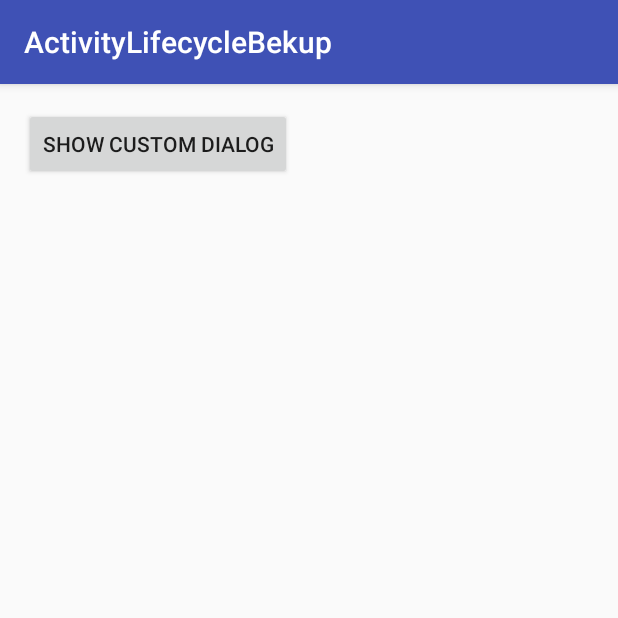
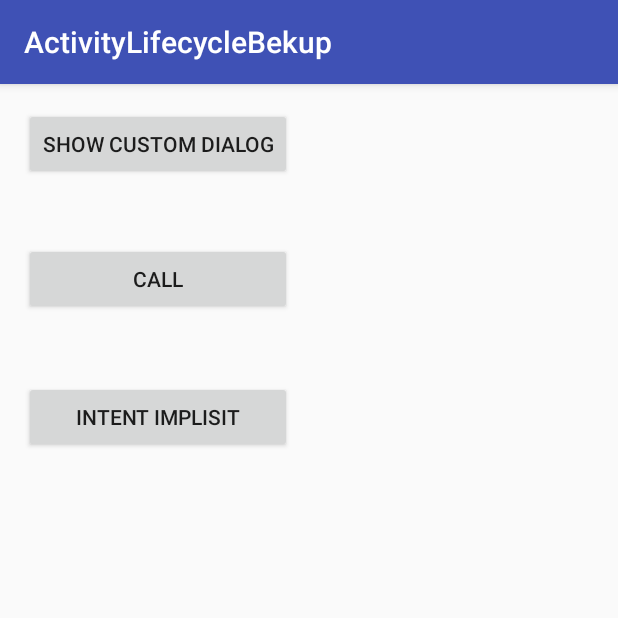
Before and after one commit to iqbal09/ActivityLifecycle, an Android app: the screen it shows after launch (MainActivity), on a phone screen of 412 x 824 dp, the top half of it. Run offline under Robolectric (Android 15) with nearby library versions, the phone set to English and light mode, and no system bars.

Commit message:
untuk dipelajari di rumah

```diff
--- a/Proyek/app/src/main/AndroidManifest.xml
+++ b/Proyek/app/src/main/AndroidManifest.xml
@@ -1,6 +1,9 @@
 <?xml version="1.0" encoding="utf-8"?>
 <manifest xmlns:android="http://schemas.android.com/apk/res/android"
     package="com.activity.lifecycle">
+
+    <uses-permission android:name="android.permission.CALL_PHONE" />
+    <uses-permission android:name="android.permission.INTERNET" />
 
     <application
         android:allowBackup="true"
@@ -15,6 +18,7 @@
                 <category android:name="android.intent.category.LAUNCHER" />
             </intent-filter>
         </activity>
+        <activity android:name=".ActivityKedua"></activity>
     </application>
 
 </manifest>
--- a/Proyek/app/src/main/java/com/activity/lifecycle/MainActivity.java
+++ b/Proyek/app/src/main/java/com/activity/lifecycle/MainActivity.java
@@ -1,6 +1,8 @@
 package com.activity.lifecycle;
 
 import android.app.Dialog;
+import android.content.Intent;
+import android.net.Uri;
 import android.support.v7.app.AppCompatActivity;
 import android.os.Bundle;
 import android.util.Log;
@@ -11,7 +13,7 @@ import android.widget.TextView;
 
 public class MainActivity extends AppCompatActivity {
 
-    private Button button;
+    private Button button, buttonCall, buttonImplisit;
 
 
     @Override
@@ -19,6 +21,28 @@ public class MainActivity extends AppCompatActivity {
         super.onCreate(savedInstanceState);
         setContentView(R.layout.activity_main);
         Log.d("Actictivity", " Metode Create Dijalankan ");
+
+        buttonCall = (Button)findViewById(R.id.buttonCall);
+        buttonImplisit = (Button)findViewById(R.id.buttonImplisit);
+
+        buttonCall.setOnClickListener(new View.OnClickListener() {
+            @Override
+            public void onClick(View arg0) {
+//                Intent intent = new Intent(Intent.ACTION_CALL, Uri.parse("tel:" + "081265558638"));
+//                startActivity(intent);
+                Intent browserIntent = new Intent(Intent.ACTION_VIEW,
+                                        Uri.parse("http://www.kapanlagi.com"));
+                startActivity(browserIntent);
+            }
+        });
+
+        buttonImplisit.setOnClickListener(new View.OnClickListener() {
+            @Override
+            public void onClick(View arg0) {
+               Intent xyz = new Intent(MainActivity.this, ActivityKedua.class);
+               startActivity(xyz);
+            }
+        });
 
 
         button = (Button)findViewById(R.id.buttonShowCustomDialog);
@@ -57,6 +81,9 @@ public class MainActivity extends AppCompatActivity {
 
             }
         });
+
+
+
 
 
 
--- a/Proyek/app/src/main/res/layout/activity_main.xml
+++ b/Proyek/app/src/main/res/layout/activity_main.xml
@@ -16,6 +16,29 @@
         android:layout_height="wrap_content"
         android:text="Show Custom Dialog" />
 
+    <Button
+        android:text="Call"
+        android:layout_width="wrap_content"
+        android:layout_height="wrap_content"
+        android:layout_marginTop="42dp"
+        android:id="@+id/buttonCall"
+        android:layout_below="@+id/buttonShowCustomDialog"
+        android:layout_alignParentLeft="true"
+        android:layout_alignParentStart="true"
+        android:layout_alignRight="@+id/buttonShowCustomDialog"
+        android:layout_alignEnd="@+id/buttonShowCustomDialog" />
+
+    <Button
+        android:text="Intent Implisit"
+        android:layout_width="wrap_content"
+        android:layout_height="wrap_content"
+        android:layout_below="@+id/buttonCall"
+        android:layout_marginTop="44dp"
+        android:id="@+id/buttonImplisit"
+        android:layout_alignParentLeft="true"
+        android:layout_alignParentStart="true"
+        android:layout_alignRight="@+id/buttonCall"
+        android:layout_alignEnd="@+id/buttonCall" />
 
 
 </RelativeLayout>
```
Also changed, not shown: Proyek/app/src/main/java/com/activity/lifecycle/ActivityKedua.java (added, +13 -0 lines), Proyek/app/src/main/res/layout/activity_kedua.xml (added, +22 -0 lines).
